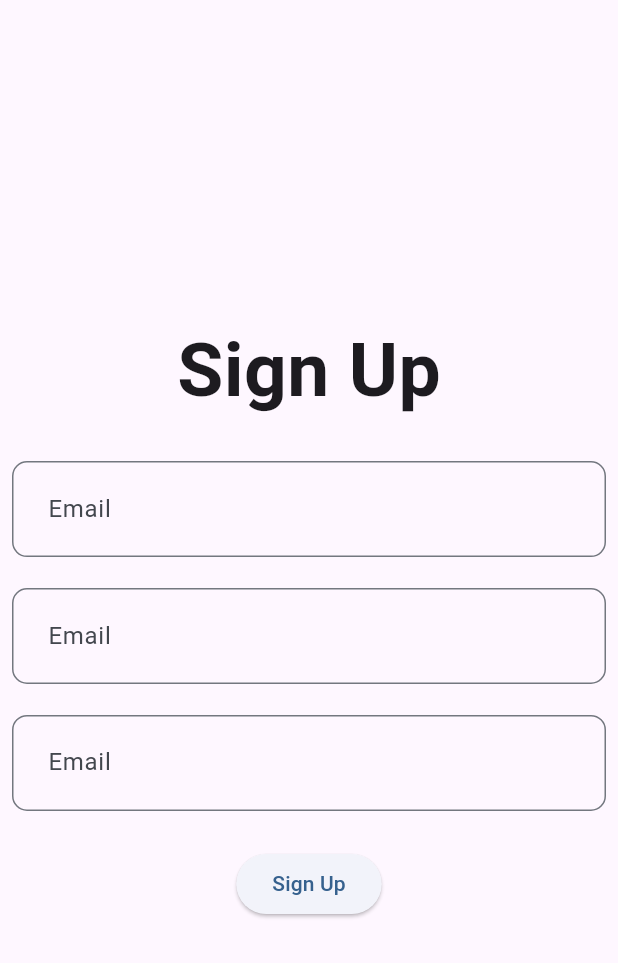
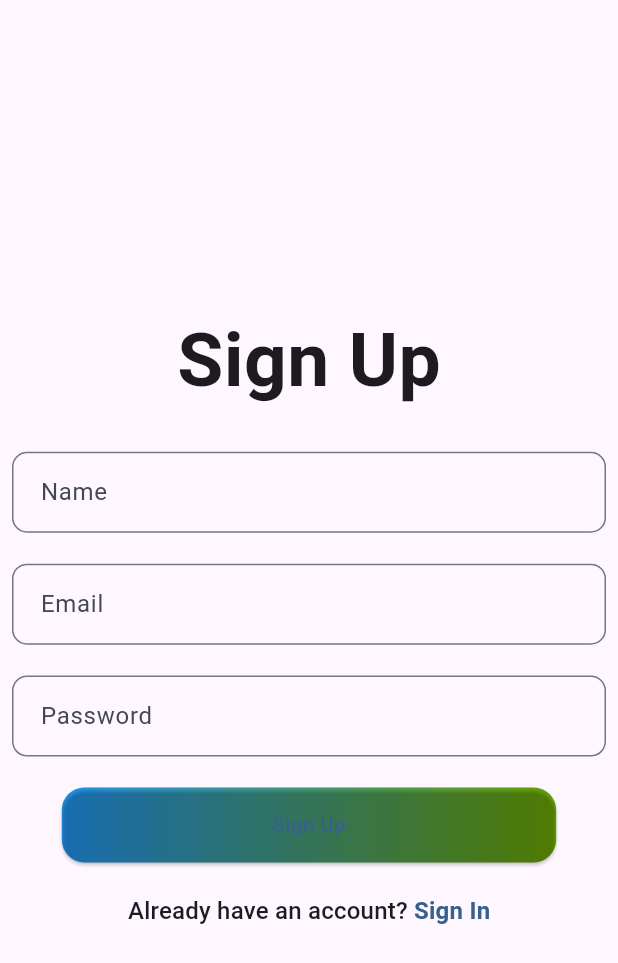
Before and after one commit to DarpanNeve/flutter_clean_code, a Flutter app: the screen it shows after launch, on a phone screen of 412 x 824 dp. Shown: the top 963 px of the screen. Run offline on Flutter 3.47's test engine with Material 3 defaults, Android fonts, the phone set to English and light mode, and no system bars; missing offline and left inert: dart:ffi.

Commit message:
ui changes

```diff
--- a/lib/core/theme/app_pallete.dart
+++ b/lib/core/theme/app_pallete.dart
@@ -1,6 +1,13 @@
 import 'package:flutter/material.dart';
 
 class AppPallete {
+  static const LinearGradient kLinearGradient = LinearGradient(
+    colors: [
+      Color.fromARGB(255, 33, 150, 243),
+      Color.fromARGB(255, 109, 169, 1),
+    ],
+  );
+  static const Color transparentColor = Colors.transparent;
   static ColorScheme kColorScheme = ColorScheme.fromSeed(
       brightness: Brightness.light,
       seedColor: const Color.fromARGB(255, 33, 150, 243));
--- a/lib/core/theme/theme.dart
+++ b/lib/core/theme/theme.dart
@@ -3,7 +3,7 @@ import 'package:flutter_clean_code/core/theme/app_pallete.dart';
 
 class AppTheme {
   static _border(Color color) => InputDecorationTheme(
-        contentPadding: const EdgeInsets.all(20),
+        contentPadding: const EdgeInsets.all(15),
         border: OutlineInputBorder(
           borderSide: BorderSide(color: color),
           borderRadius: const BorderRadius.all(Radius.circular(10)),
--- a/lib/features/auth/presentation/pages/signup_page.dart
+++ b/lib/features/auth/presentation/pages/signup_page.dart
@@ -10,13 +10,28 @@ class SignUpPage extends StatefulWidget {
 }
 
 class _SignUpPageState extends State<SignUpPage> {
+  final emailController = TextEditingController();
+  final passwordController = TextEditingController();
+  final nameController = TextEditingController();
+  final formKey = GlobalKey<FormState>();
+
+  @override
+  void dispose() {
+    // TODO: implement dispose
+    emailController.dispose();
+    passwordController.dispose();
+    nameController.dispose();
+    super.dispose();
+  }
+
   @override
   Widget build(BuildContext context) {
     final size = MediaQuery.of(context).size;
-
     return Scaffold(
       body: Padding(
         padding: const EdgeInsets.all(8.0),
+        child: Form(
+          key: formKey,
           child: Column(
             mainAxisAlignment: MainAxisAlignment.center,
             children: [
@@ -25,14 +40,40 @@ class _SignUpPageState extends State<SignUpPage> {
                 style: TextStyle(fontSize: 50, fontWeight: FontWeight.bold),
               ),
               SizedBox(height: size.height * 0.03),
-            const AuthField(authHintText: "Email"),
+              AuthField(
+                authHintText: "Name",
+                controller: nameController,
+              ),
               SizedBox(height: size.height * 0.025),
-            const AuthField(authHintText: "Email"),
+              AuthField(
+                authHintText: "Email",
+                controller: emailController,
+              ),
               SizedBox(height: size.height * 0.025),
-            const AuthField(authHintText: "Email"),
-            SizedBox(height: size.height * 0.03),
+              AuthField(
+                authHintText: "Password",
+                controller: passwordController,
+              ),
+              SizedBox(height: size.height * 0.025),
               const AuthGradientButton(),
+              SizedBox(height: size.height * 0.025),
+              RichText(
+                text: TextSpan(
+                  text: "Already have an account? ",
+                  style: Theme.of(context).textTheme.titleMedium,
+                  children: [
+                    TextSpan(
+                      text: "Sign In",
+                      style: Theme.of(context).textTheme.titleMedium!.copyWith(
+                            color: Theme.of(context).colorScheme.primary,
+                            fontWeight: FontWeight.bold,
+                          ),
+                    ),
                   ],
+                ),
+              ),
+            ],
+          ),
         ),
       ),
     );
--- a/lib/features/auth/presentation/widgets/auth_field.dart
+++ b/lib/features/auth/presentation/widgets/auth_field.dart
@@ -1,16 +1,31 @@
+import 'dart:ffi';
+
 import 'package:flutter/material.dart';
 
 class AuthField extends StatelessWidget {
   final String authHintText;
+  final TextEditingController controller;
+  final bool isPassword;
 
-  const AuthField({super.key, required this.authHintText});
+  const AuthField(
+      {super.key,
+      required this.authHintText,
+      this.isPassword = false,
+      required this.controller});
 
   @override
   Widget build(BuildContext context) {
     return TextFormField(
+      controller: controller,
       decoration: InputDecoration(
         hintText: authHintText,
       ),
+      validator: (value) {
+        if (value == null || value.isEmpty) {
+          return 'Please enter some text';
+        }
+        return null;
+      },
     );
   }
 }
--- a/lib/features/auth/presentation/widgets/auth_gradient_button.dart
+++ b/lib/features/auth/presentation/widgets/auth_gradient_button.dart
@@ -1,13 +1,28 @@
 import 'package:flutter/material.dart';
+import 'package:flutter_clean_code/core/theme/app_pallete.dart';
 
 class AuthGradientButton extends StatelessWidget {
   const AuthGradientButton({super.key});
 
   @override
   Widget build(BuildContext context) {
-    return ElevatedButton(
-      onPressed: () {},
-      child: Text("Sign Up"),
+    final size = MediaQuery.of(context).size;
+    return Container(
+      decoration: BoxDecoration(
+        gradient: AppPallete.kLinearGradient,
+        borderRadius: BorderRadius.circular(15),
+      ),
+      child: ElevatedButton(
+        onPressed: () {},
+        style: ElevatedButton.styleFrom(
+          backgroundColor: AppPallete.transparentColor,
+          fixedSize: Size(size.width * 0.8, 50),
+          shape: RoundedRectangleBorder(
+            borderRadius: BorderRadius.circular(15),
+          ),
+        ),
+        child: Text("Sign Up"),
+      ),
     );
   }
 }
```
Lines whose indentation alone changed are shown as unchanged.
